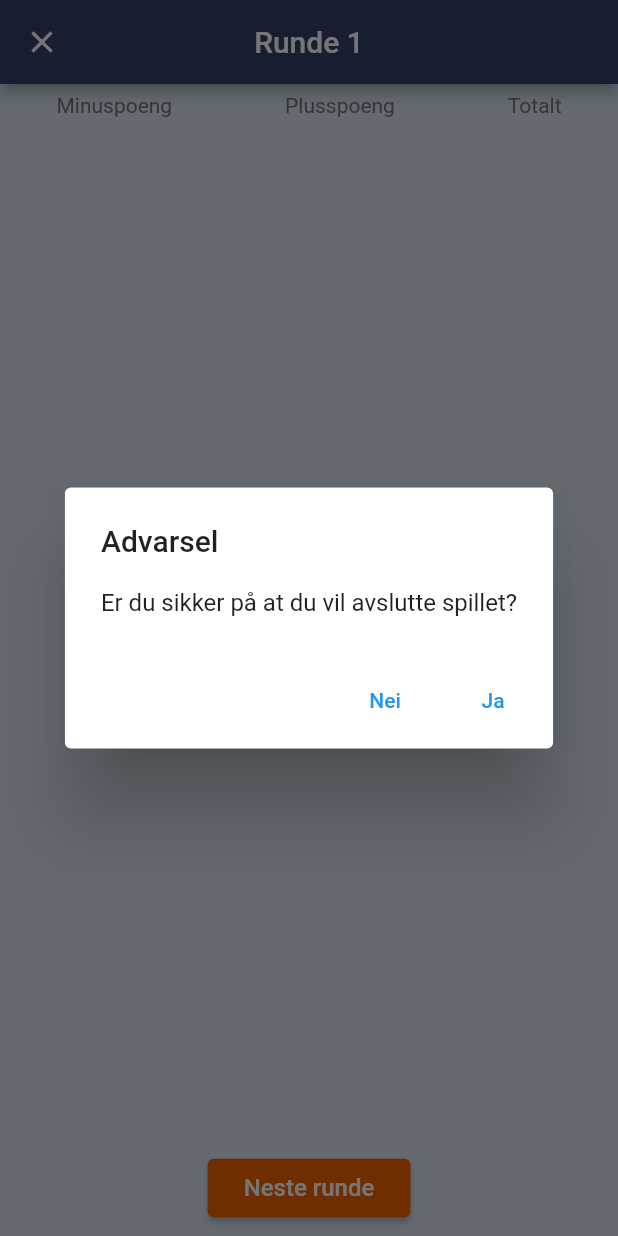
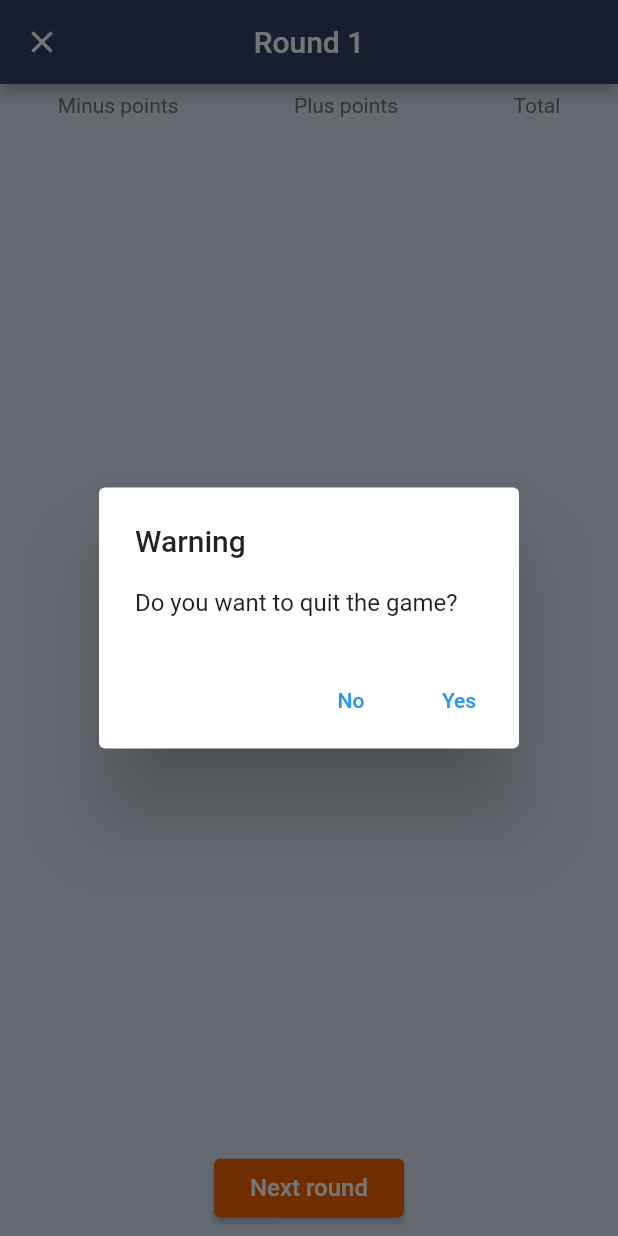
Before and after one commit to Magnuti/Ligretto-Calculator, a Flutter app: the GameScreen screen opened directly with empty values, after a tap on the "close" icon, on a phone screen of 412 x 824 dp. Run offline on Flutter 3.47's test engine with Material 2 defaults, Android fonts, the phone set to English and light mode, and no system bars; missing offline and left inert: holding_gesture.

Commit message:
Changed language to English

```diff
--- a/lib/screens/game_screen/game_screen.dart
+++ b/lib/screens/game_screen/game_screen.dart
@@ -80,11 +80,11 @@ class _GameScreenState extends State<GameScreen> with TickerProviderStateMixin {
             children: [
               SlideTransition(
                 position: _inOffsetAnimation,
-                child: Text('Runde $_round'),
+                child: Text('Round $_round'),
               ),
               SlideTransition(
                 position: _outOffsetAnimation,
-                child: Text('Runde $_round'),
+                child: Text('Round $_round'),
               ),
             ],
           ),
@@ -107,9 +107,9 @@ class _GameScreenState extends State<GameScreen> with TickerProviderStateMixin {
               child: Row(
                 mainAxisAlignment: MainAxisAlignment.spaceAround,
                 children: [
-                  _topText('Minuspoeng'),
-                  _topText('Plusspoeng'),
-                  _topText('Totalt'),
+                  _topText('Minus points'),
+                  _topText('Plus points'),
+                  _topText('Total'),
                 ],
               ),
             ),
@@ -209,7 +209,7 @@ class _GameScreenState extends State<GameScreen> with TickerProviderStateMixin {
                   _inController.reset();
                 },
                 child: Text(
-                  'Neste runde',
+                  'Next round',
                   style: TextStyle(fontSize: 16.0),
                 ),
               ),
@@ -224,15 +224,15 @@ class _GameScreenState extends State<GameScreen> with TickerProviderStateMixin {
     bool exit = await showDialog(
           context: context,
           builder: (context) => AlertDialog(
-            title: Text('Advarsel'),
-            content: Text('Er du sikker på at du vil avslutte spillet?'),
+            title: Text('Warning'),
+            content: Text('Do you want to quit the game?'),
             actions: [
               TextButton(
-                child: Text('Nei'),
+                child: Text('No'),
                 onPressed: () => Navigator.of(context).pop(false),
               ),
               TextButton(
-                child: Text('Ja'),
+                child: Text('Yes'),
                 onPressed: () => Navigator.of(context).pop(true),
               ),
             ],
--- a/lib/screens/game_screen/next_round_overlay.dart
+++ b/lib/screens/game_screen/next_round_overlay.dart
@@ -44,7 +44,7 @@ class NextRoundOverlay extends ModalRoute<void> {
           Padding(
             padding: EdgeInsets.all(16.0),
             child: Text(
-              'Start neste Ligretto runde nå',
+              'Start the next Ligretto round now',
               textAlign: TextAlign.center,
               style: TextStyle(color: Colors.white, fontSize: 30.0),
             ),
--- a/lib/screens/player_screen/player_field.dart
+++ b/lib/screens/player_screen/player_field.dart
@@ -44,7 +44,7 @@ class PlayerField extends StatelessWidget {
                   Navigator.of(context).pop();
                   this.delete();
                 },
-                child: const Text('Fjern spiller'),
+                child: const Text('Remove player'),
               ),
             ],
           );
--- a/lib/screens/player_screen/player_screen.dart
+++ b/lib/screens/player_screen/player_screen.dart
@@ -76,7 +76,7 @@ class _PlayerScreenState extends State<PlayerScreen> {
         child: RaisedButton.icon(
           onPressed: () => _showNewNameDialog(false),
           icon: Icon(Icons.add),
-          label: Text('Legg til spillere'),
+          label: Text('Add players'),
           color: darkBlue,
         ),
       ),
```
Also changed, not shown: lib/screens/player_screen/new_player_dialog.dart (+6 -3 lines).
